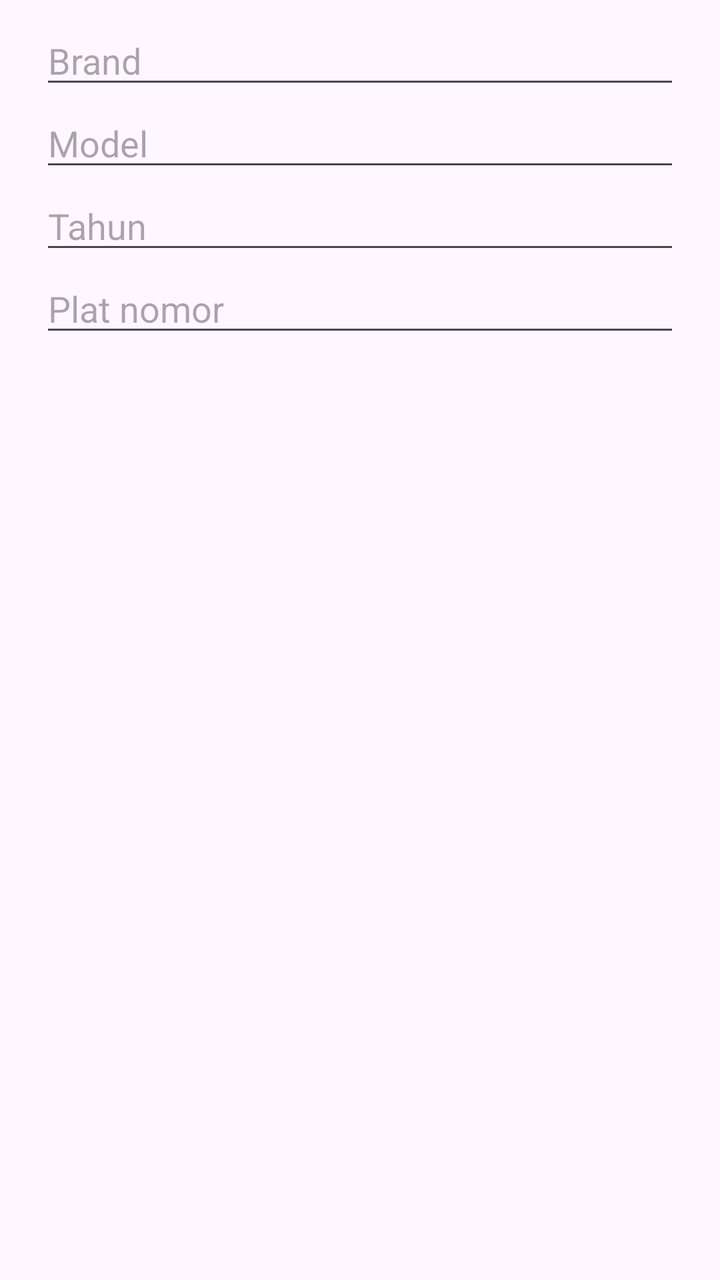
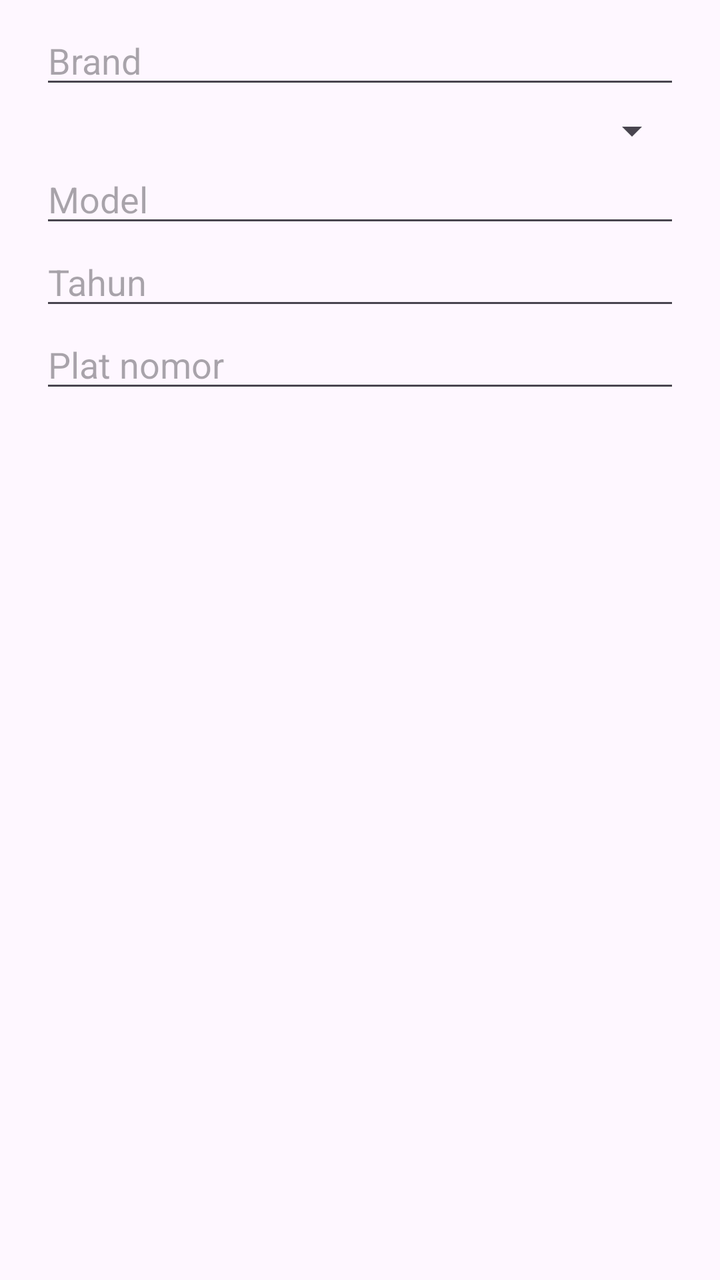

Compare the two renders of this Android layout. The source of the first and the diff that turns it into the second are given below.
<!-- AndroidManifest.xml: application theme Theme.OtoMemo -->
<!-- res/layout/dialog_vehicle.xml -->
<?xml version="1.0" encoding="utf-8"?>
<LinearLayout xmlns:android="http://schemas.android.com/apk/res/android"
    android:layout_width="match_parent"
    android:layout_height="wrap_content"
    android:orientation="vertical"
    android:paddingStart="20dp"
    android:paddingEnd="20dp"
    android:paddingTop="8dp">

    <EditText
        android:id="@+id/inputBrand"
        android:layout_width="match_parent"
        android:layout_height="wrap_content"
        android:hint="Brand"
        android:inputType="textCapWords" />

    <EditText
        android:id="@+id/inputModel"
        android:layout_width="match_parent"
        android:layout_height="wrap_content"
        android:hint="Model"
        android:inputType="textCapWords" />

    <EditText
        android:id="@+id/inputYear"
        android:layout_width="match_parent"
        android:layout_height="wrap_content"
        android:hint="Tahun"
        android:inputType="number"
        android:maxLength="4" />

    <EditText
        android:id="@+id/inputPlate"
        android:layout_width="match_parent"
        android:layout_height="wrap_content"
        android:hint="Plat nomor"
        android:inputType="textCapCharacters" />
</LinearLayout>
<!-- resources referenced by this layout -->
<resources>
  <style name="Theme.OtoMemo" parent="Theme.Material3.Light.NoActionBar">
          <item name="colorPrimary">@color/primary</item>
          <item name="android:statusBarColor">@color/primaryDark</item>
      </style>
  <color name="primary">#1E88E5</color>
  <color name="primaryDark">#1565C0</color>
</resources>

<!-- the commit's change to res/layout/dialog_vehicle.xml (unified diff, before → after) -->
@@ -13,6 +13,12 @@
         android:layout_height="wrap_content"
         android:hint="Brand"
         android:inputType="textCapWords" />
+
+    <Spinner
+        android:id="@+id/spinnerType"
+        android:layout_width="match_parent"
+        android:layout_height="wrap_content"
+        android:layout_marginTop="4dp" />
 
     <EditText
         android:id="@+id/inputModel"
<!-- resource entries referenced after the edit -->
@@ -4,7 +4,7 @@
           <item name="colorPrimary">@color/primary</item>
           <item name="android:statusBarColor">@color/primaryDark</item>
       </style>
-  <color name="primary">#1E88E5</color>
-  <color name="primaryDark">#1565C0</color>
+  <color name="primary">#009688</color>
+  <color name="primaryDark">#00796B</color>
 </resources>
 
